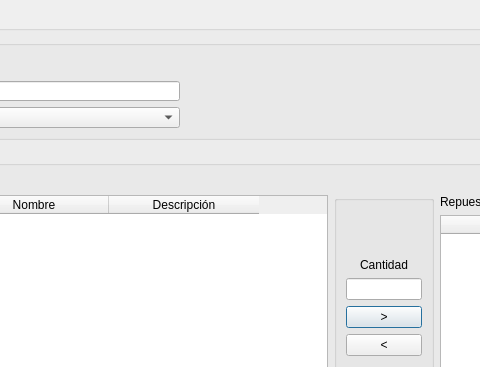
Qt form src/ui/DlgAltaTipoReparacion.ui (guilleurrutia10/division-transporte) before a commit; both pictures show x 227 to 707 and y 0 to 367 of the 1221 by 568 pixel window.
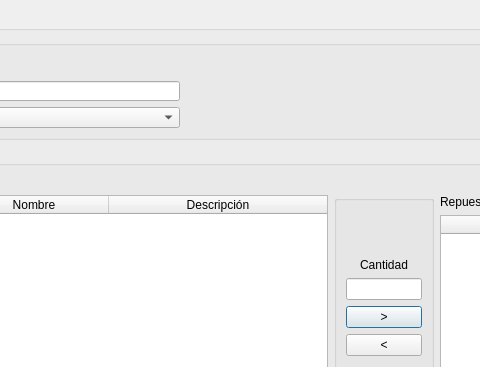
The same form after that commit.

```diff
--- a/src/ui/DlgAltaTipoReparacion.ui
+++ b/src/ui/DlgAltaTipoReparacion.ui
@@ -207,6 +207,9 @@
            <attribute name="horizontalHeaderDefaultSectionSize">
             <number>150</number>
            </attribute>
+           <attribute name="horizontalHeaderStretchLastSection">
+            <bool>true</bool>
+           </attribute>
            <column>
             <property name="text">
              <string>Código</string>
```
Left out of the diff: 3 changed lines with no effect on the pictures.
